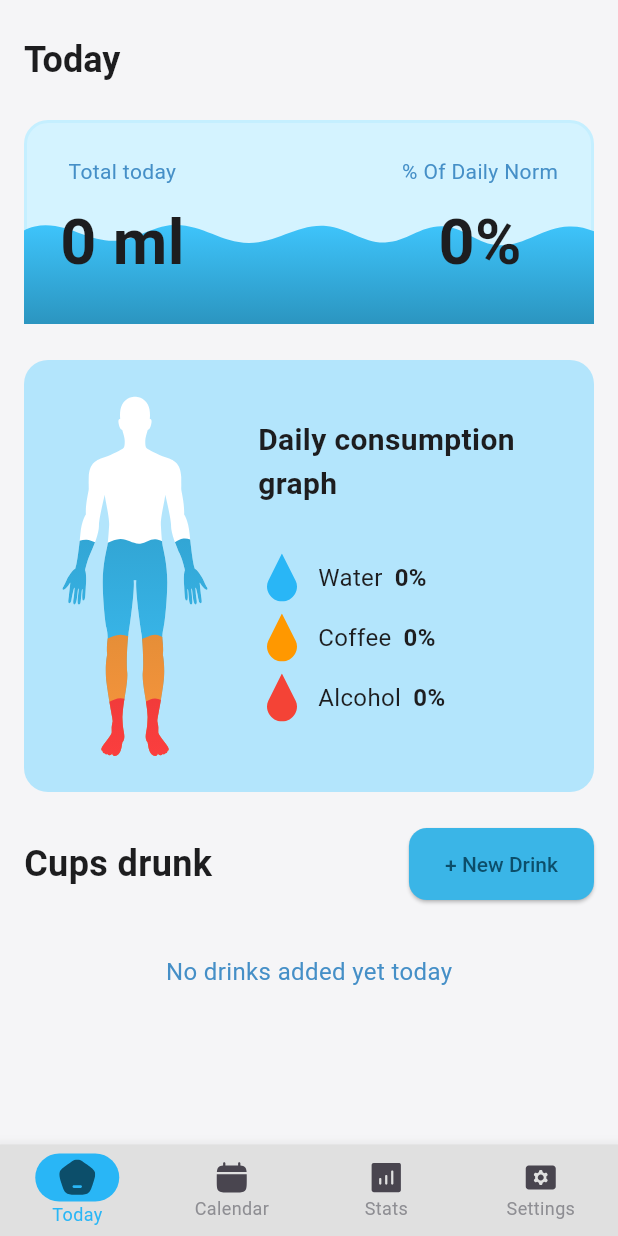
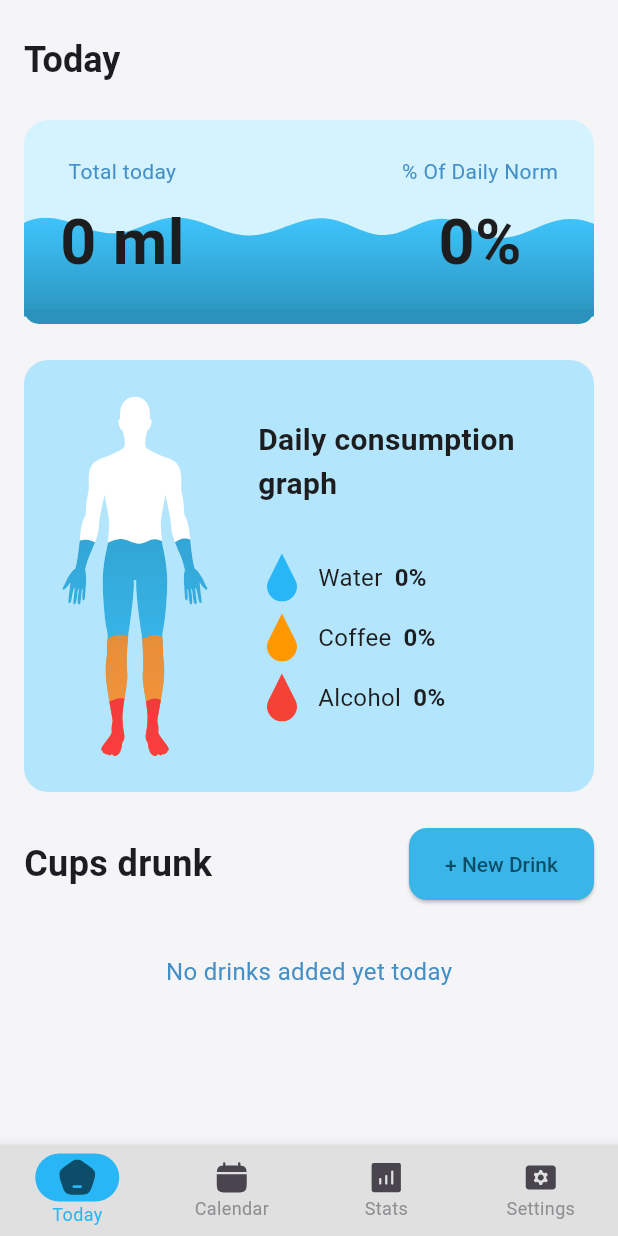
Before and after one commit to SoftwareDevvvv/sipwatch, a Flutter app: the screen it shows after launch, on a phone screen of 412 x 824 dp. Run offline on Flutter 3.47's test engine with Material 3 defaults, Android fonts, the phone set to English and light mode, and no system bars; our stand-ins replace fl_chart, flutter_local_notifications, flutter_svg, get, image_picker, permission_handler and 2 more.

Commit message:
Fix ui issue for calendar and today cards

```diff
--- a/lib/features/home/screens/today_screen.dart
+++ b/lib/features/home/screens/today_screen.dart
@@ -80,28 +80,58 @@ class _TodayScreenState extends State<TodayScreen> {
                 Stack(
                   clipBehavior: Clip.none,
                   children: [
-                    // Container for card - now positioned to fill entire card area
+                    // Container for card
                     Container(
                       width: double.infinity,
-                      height:
-                          130, // Added explicit height to ensure full coverage
+                      height: 130,
                       decoration: BoxDecoration(
-                        border:
-                            Border.all(color: AppColors.cardBorder, width: 2),
                         borderRadius:
                             BorderRadius.circular(AppDimensions.radiusL),
-                        color: AppColors.cardBackground,
+                        color: _getDailyNormPercentage() > 100
+                            ? AppColors.calendarCardColor
+                            : AppColors.cardBackground,
                       ),
                     ),
 
-                    // Wave SVG at the bottom
+                    // Wave SVG at the bottom - choose based on consumption
+                    Positioned(
+                      bottom: 5,
+                      left: 0,
+                      right: 0,
+                      child: SvgPicture.asset(
+                        _getDailyNormPercentage() > 100
+                            ? 'assets/images/wave-red-today.svg'
+                            : 'assets/images/wave-blue.svg',
+                        fit: BoxFit.contain,
+                      ),
+                    ),
+
+                    // Gradient at bottom
                     Positioned(
                       bottom: 0,
                       left: 0,
                       right: 0,
-                      child: SvgPicture.asset(
-                        'assets/images/wave-blue.svg',
-                        fit: BoxFit.contain,
+                      child: Container(
+                        height: 10,
+                        decoration: BoxDecoration(
+                          gradient: LinearGradient(
+                            colors: _getDailyNormPercentage() > 100
+                                ? [
+                                    const Color(0xFFBC2A2A),
+                                    const Color(0xFFBC2A2A)
+                                  ]
+                                : [
+                                    const Color(0xFF2A92BC),
+                                    const Color(0xFF2A92BC)
+                                  ],
+                            begin: Alignment.topCenter,
+                            end: Alignment.bottomCenter,
+                          ),
+                          borderRadius: const BorderRadius.only(
+                            bottomLeft: Radius.circular(AppDimensions.radiusL),
+                            bottomRight: Radius.circular(AppDimensions.radiusL),
+                          ),
+                        ),
                       ),
                     ),
 
@@ -119,7 +149,9 @@ class _TodayScreenState extends State<TodayScreen> {
                                   'Total today',
                                   style: AppTextStyles.bodySmall.copyWith(
                                     fontWeight: FontWeight.w400,
-                                    color: AppColors.textSecondary,
+                                    color: _getDailyNormPercentage() < 100
+                                        ? AppColors.textSecondary
+                                        : AppColors.calendarTextColor,
                                   ),
                                 ),
                                 const SizedBox(height: AppDimensions.paddingS),
@@ -140,7 +172,9 @@ class _TodayScreenState extends State<TodayScreen> {
                                 Text(
                                   '% Of Daily Norm',
                                   style: AppTextStyles.bodySmall.copyWith(
-                                    color: AppColors.textSecondary,
+                                    color: _getDailyNormPercentage() < 100
+                                        ? AppColors.textSecondary
+                                        : AppColors.calendarTextColor,
                                     fontWeight: FontWeight.w400,
                                   ),
                                 ),
```
Also changed, not shown: lib/features/calendar/screens/calendar_screen.dart (+50 -8 lines), assets/images/wave-blue-calendar.svg (added), assets/images/wave-red-today.svg (added).
